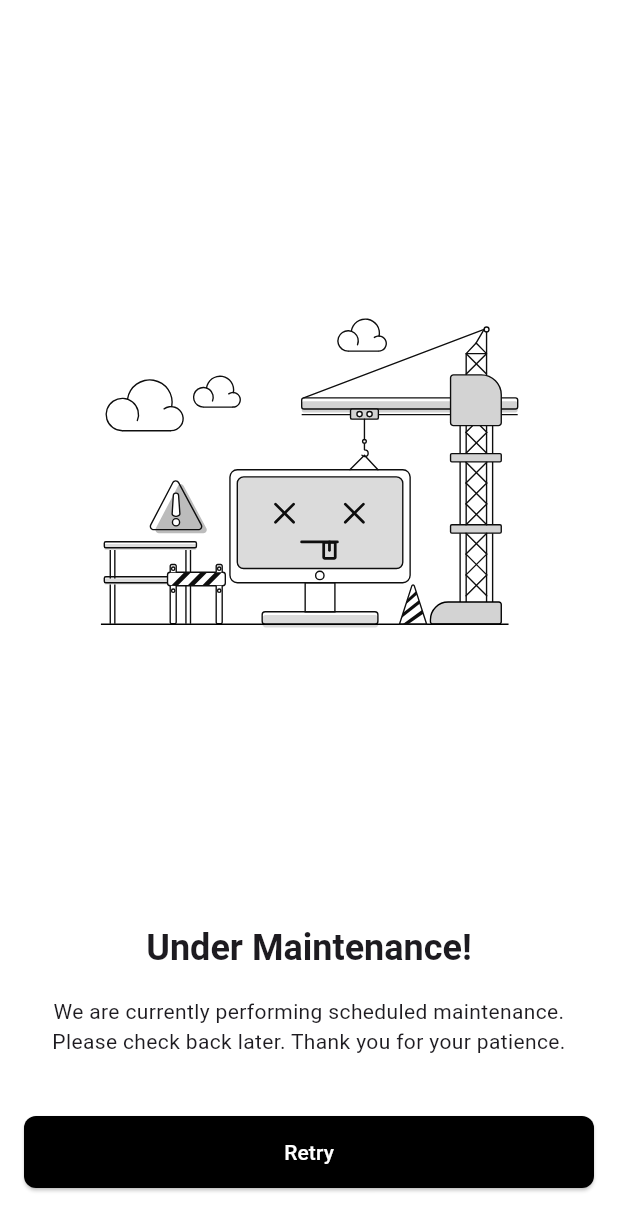
After one commit to mostafasayed118/Chef-App, a Flutter app: the UnderMaintenanceScreen screen opened directly, on a phone screen of 412 x 824 dp. The commit adds this screen. Shown: the top 1231 px of the screen. Run offline on Flutter 3.47's test engine with Material 3 defaults, Android fonts, the phone set to English and light mode, and no system bars; our stand-ins replace flutter_svg, google_fonts, shared_preferences; accounts and stored records are empty; project files that could hold a hidden picture were left out.

```diff
--- a/lib/app/app.dart
+++ b/lib/app/app.dart
@@ -1,6 +1,7 @@
+import 'package:chef_app/core/utils/app_strings.dart';
 import 'package:flutter/material.dart';
 
-import '../routes/app_routes.dart';
+import '../core/routes/app_routes.dart';
 
 class ChefApp extends StatelessWidget {
   const ChefApp({super.key});
@@ -12,7 +13,7 @@ class ChefApp extends StatelessWidget {
       debugShowCheckedModeBanner: false,
       initialRoute: Routes.initialRoute,
       onGenerateRoute: AppRoutes.generateRoutes,
-      title: 'Flutter Demo',
+      title: AppStrings.appName,
       theme: ThemeData(
         colorScheme: ColorScheme.fromSeed(seedColor: Colors.deepPurple),
         useMaterial3: true,
--- a/lib/core/utils/app_strings.dart
+++ b/lib/core/utils/app_strings.dart
@@ -0,0 +1,65 @@
+class AppStrings {
+  static const String appName = 'CookHub';
+  //!-------------------------Onboarding strings---------------------------
+  static const String onboardingTitle = 'Welcome to Chef App';
+  static const String onboardingSubTitle = 'Please choose your language ';
+
+  //!-------------------------Login strings---------------------------
+  static const String forgotPassword = 'Forgot password?';
+  static const String dontHaveAccount = 'Don\'t have an account?';
+  static const String welcomeBack = 'Welcome Back';
+
+  //!-------------------------Reset Password strings---------------------------
+  static const String resetPasswordTitle = 'Enter Your mail and we will send you code to rest your password';
+  static const String resetPasswordSubTitle = 'Please enter your email';
+  static const String resetPasswordSubTitle2 = 'We will send you email with password reset link';
+  static const String createNewPassword = 'Create New Password ';
+
+  //!-------------------------Sign Up strings---------------------------
+  static const String signUpTitle = 'Create your account';
+  static const String signUpSubTitle = 'Please enter your details';
+
+
+  //!-------------------------Profile strings---------------------------
+  static const String profile = 'Profile';
+  static const String settings = 'Settings';
+  static const String editProfile = 'Edit Profile';
+  static const String password = 'Password';
+  static const String updateProfile = 'Update Profile';
+  static const String changePassword = 'Change Password';
+  static const String logout = 'Logout';
+  static const String deleteAccount = 'Delete Account';
+
+  //!-------------------------Add meal strings---------------------------
+  static const String addMeal = 'Add Meal';
+  static const String mealNumber = 'Number';
+  static const String mealQuantity = 'Quantity';
+
+
+
+  //!-------------------------Buttons strings---------------------------
+  static const String signInButton = 'Sign In';
+  static const String signUpButton = 'Sign Up';
+  static const String sendCodeButton = 'Send code';
+  static const String resetPasswordButton = 'Reset Password';
+  static const String changeLanguageButton = 'Change Language';
+  static const String changePasswordButton = 'Change Password';
+  static const String settingsButton = 'Settings';
+  static const String englishButton = 'English';
+  static const String arabicButton = 'العربية';
+
+  //!-------------------------Hints strings---------------------------
+  static const String emailHint = 'Email';
+  static const String passwordHint = 'Password';
+  static const String confirmPasswordHint = 'Confirm Password';
+  static const String codeHint = 'Code';
+  static const String newPasswordHint = 'New Password';
+  static const String oldPasswordHint = 'Old Password';
+  static const String nameHint = 'Name';
+  static const String phoneNumberHint = 'Phone Number';
+  static const String brandNameHint = 'Brand Name';
+  static const String minChargeHint = 'Minimum Charge';
+  static const String descriptionHint = 'Description';
+  static const String locationHint = 'Location';
+
+}
--- a/lib/core/utils/app_text_style.dart
+++ b/lib/core/utils/app_text_style.dart
@@ -11,7 +11,7 @@ TextStyle _textStyle(
     fontWeight: fontWeight,
   );
 }
-
+//! Bold style
 TextStyle boldStyle({
   required Color color,
   required double fontSize,
@@ -21,6 +21,8 @@ TextStyle boldStyle({
       fontSize: fontSize,
       fontWeight: FontWeight.bold,
     );
+
+//! Semi Bold style
 
 TextStyle semiBold({
   required Color color,
@@ -32,6 +34,8 @@ TextStyle semiBold({
       fontWeight: FontWeight.w600,
     );
 
+//! Regular style
+
 TextStyle regularStyle({
   required Color color,
   required double fontSize,
--- /dev/null
+++ b/lib/core/widgets/components/error_info.dart
@@ -0,0 +1,59 @@
+import 'package:flutter/material.dart';
+
+class ErrorInfo extends StatelessWidget {
+  const ErrorInfo({
+    super.key,
+    required this.title,
+    required this.description,
+    this.button,
+    this.btnText,
+    required this.press,
+  });
+
+  final String title;
+  final String description;
+  final Widget? button;
+  final String? btnText;
+  final VoidCallback press;
+
+  @override
+  Widget build(BuildContext context) {
+    return Center(
+      child: Container(
+        constraints: const BoxConstraints(maxWidth: 400),
+        alignment: Alignment.center,
+        child: Column(
+          crossAxisAlignment: CrossAxisAlignment.center,
+          mainAxisAlignment: MainAxisAlignment.center,
+          children: [
+            Text(
+              title,
+              style: Theme.of(context)
+                  .textTheme
+                  .headlineSmall!
+                  .copyWith(fontWeight: FontWeight.bold),
+            ),
+            const SizedBox(height: 16),
+            Text(
+              description,
+              textAlign: TextAlign.center,
+            ),
+            const SizedBox(height: 16 * 2.5),
+            button ??
+                ElevatedButton(
+                  onPressed: press,
+                  style: ElevatedButton.styleFrom(
+                      minimumSize: const Size(double.infinity, 48),
+                      backgroundColor: Colors.black,
+                      foregroundColor: Colors.white,
+                      shape: const RoundedRectangleBorder(
+                          borderRadius: BorderRadius.all(Radius.circular(8)))),
+                  child: Text(btnText ?? "Retry".toUpperCase()),
+                ),
+            const SizedBox(height: 16),
+          ],
+        ),
+      ),
+    );
+  }
+}
--- /dev/null
+++ b/lib/core/widgets/under_maintenance_widget.dart
@@ -0,0 +1,51 @@
+import 'package:chef_app/core/utils/app_svg.dart';
+import 'package:flutter/material.dart';
+import 'package:flutter_svg/flutter_svg.dart';
+
+import 'components/error_info.dart';
+
+class UnderMaintenanceScreen extends StatelessWidget {
+  const UnderMaintenanceScreen({super.key});
+
+  @override
+  Widget build(BuildContext context) {
+    return Scaffold(
+      backgroundColor: Colors.white,
+      body: SafeArea(
+        child: Padding(
+          padding: const EdgeInsets.all(16),
+          child: Column(
+            children: [
+              const Spacer(flex: 2),
+              SizedBox(
+                width: MediaQuery.of(context).size.width * 0.8,
+                child: AspectRatio(
+                  aspectRatio: 1,
+                  child: handleUnderMaintenanceIllustration(),
+                ),
+              ),
+              const Spacer(flex: 2),
+              ErrorInfo(
+                title: "Under Maintenance!",
+                description:
+                    "We are currently performing scheduled maintenance. Please check back later. Thank you for your patience.",
+                // button: you can pass your custom button,
+                btnText: "Retry",
+                press: () {},
+              ),
+            ],
+          ),
+        ),
+      ),
+    );
+  }
+}
+
+// Function to handle the SVG
+Widget handleUnderMaintenanceIllustration() {
+  return SvgPicture.string(
+    AppSvg.underMaintenanceIllistration,
+    width: 200, // Adjust the width as needed
+    height: 200, // Adjust the height as needed
+  );
+}
```
Also changed, not shown: lib/core/routes/app_routes.dart (renamed from lib/routes/app_routes.dart, +9 -13 lines), lib/core/theme/app_theme.dart (+25 -10 lines), lib/core/utils/app_assets.dart (+18 -6 lines), lib/core/utils/app_svg.dart (added, +106 -0 lines), pubspec.yaml (+2 -36 lines), assets/Svg/background_one_svg.svg (renamed from assets/images/background_one_svg.svg), assets/Svg/background_two_svg.svg (renamed from assets/images/background_two_svg.svg), assets/Svg/image_picker_svg.svg (renamed from assets/images/image_picker_svg.svg), assets/Svg/lock_svg.svg (renamed from assets/images/lock_svg.svg), assets/Svg/logo_svg.svg (renamed from assets/images/logo_svg.svg), pubspec.lock, 1 other file.
